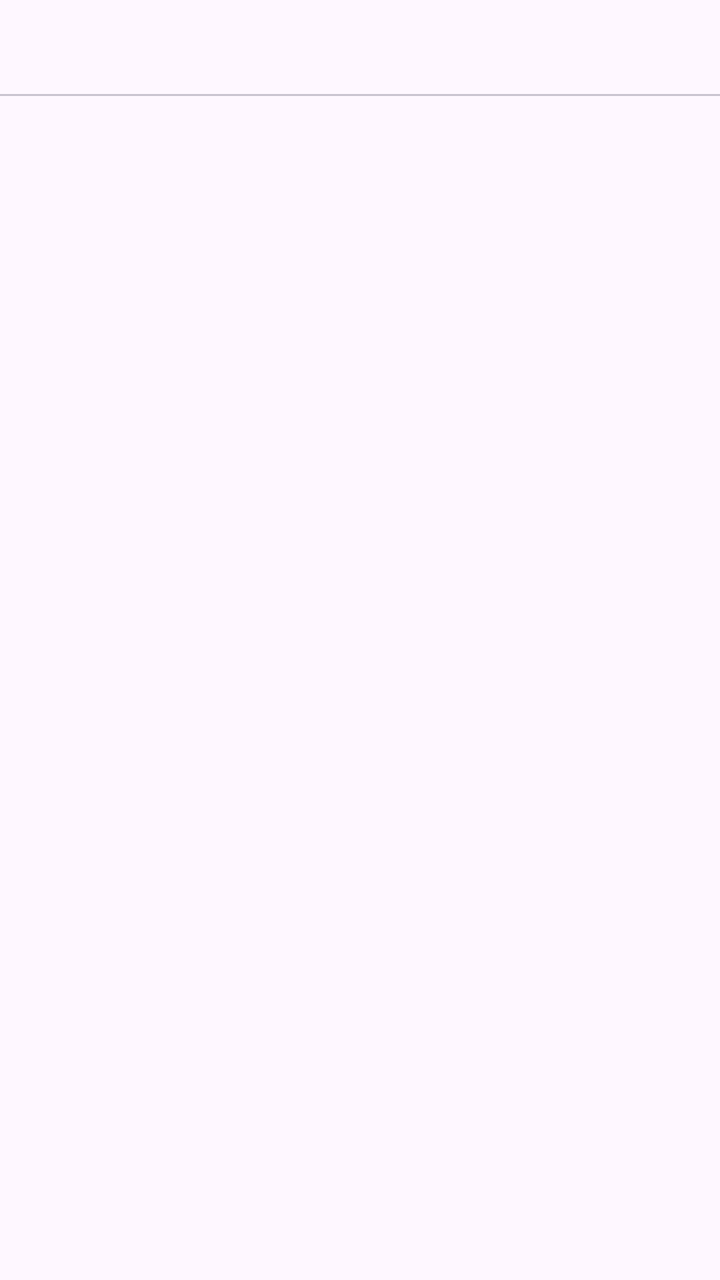
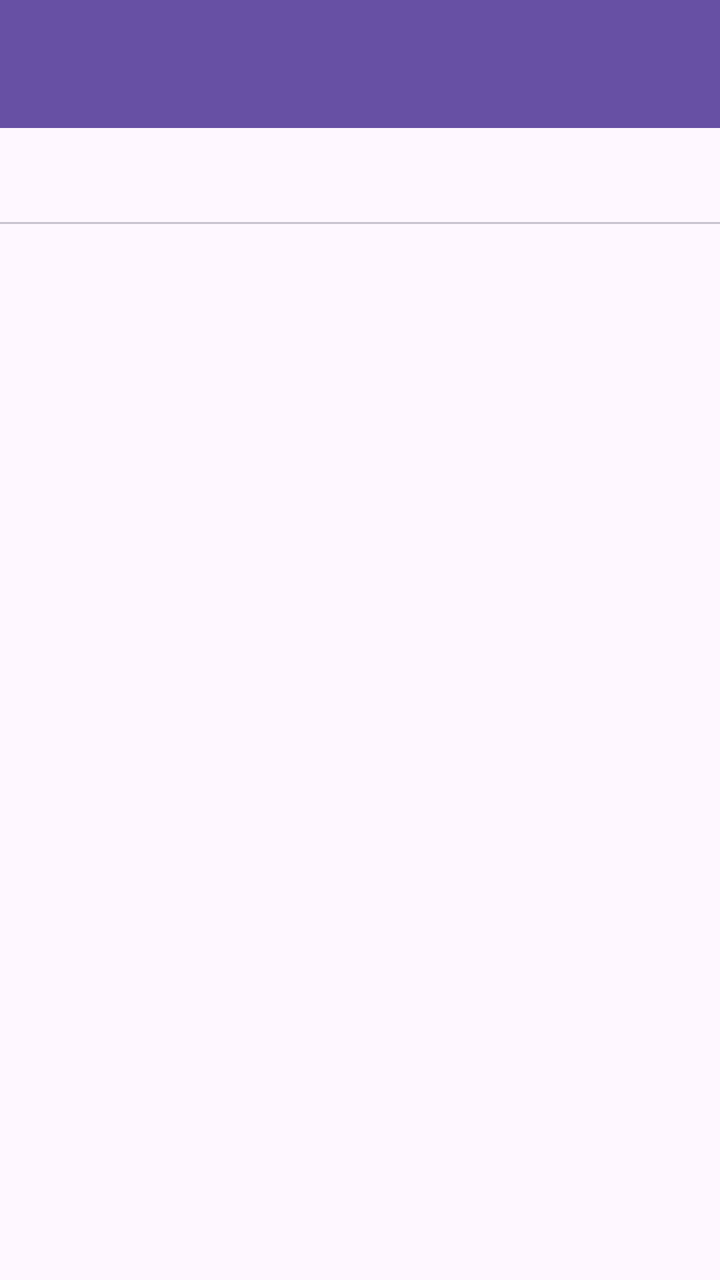

The first picture is an Android layout as it rendered before a commit; the second is the same layout after the commit. The layout source and the unified diff follow.
<!-- AndroidManifest.xml: application theme Theme.Practical1 -->
<!-- res/layout/activity_home.xml -->
<?xml version="1.0" encoding="utf-8"?>
<LinearLayout
    xmlns:android="http://schemas.android.com/apk/res/android"
    android:layout_width="match_parent"
    android:layout_height="match_parent"
    android:orientation="vertical"
    android:layout_marginTop="15dp">

    <com.google.android.material.tabs.TabLayout
        android:id="@+id/tabLayout"
        android:layout_width="match_parent"
        android:layout_height="wrap_content" />

    <androidx.viewpager2.widget.ViewPager2
        android:id="@+id/viewPager"
        android:layout_width="match_parent"
        android:layout_height="0dp"
        android:layout_weight="1" />

</LinearLayout>
<!-- resources referenced by this layout -->
<resources>
  <style name="Theme.Practical1" parent="Base.Theme.Practical1" />
  <style name="Base.Theme.Practical1" parent="Theme.Material3.DayNight.NoActionBar">
          
          
      </style>
</resources>

<!-- the commit's change to res/layout/activity_home.xml (unified diff, before → after) -->
@@ -1,20 +1,54 @@
 <?xml version="1.0" encoding="utf-8"?>
-<LinearLayout
+<androidx.drawerlayout.widget.DrawerLayout
     xmlns:android="http://schemas.android.com/apk/res/android"
+    xmlns:app="http://schemas.android.com/apk/res-auto"
+    android:id="@+id/drawerLayout"
     android:layout_width="match_parent"
-    android:layout_height="match_parent"
-    android:orientation="vertical"
-    android:layout_marginTop="15dp">
+    android:layout_height="match_parent">
 
-    <com.google.android.material.tabs.TabLayout
-        android:id="@+id/tabLayout"
+    
+
+    <LinearLayout
         android:layout_width="match_parent"
-        android:layout_height="wrap_content" />
+        android:layout_height="match_parent"
+        android:orientation="vertical">
 
-    <androidx.viewpager2.widget.ViewPager2
-        android:id="@+id/viewPager"
-        android:layout_width="match_parent"
-        android:layout_height="0dp"
-        android:layout_weight="1" />
+        
 
-</LinearLayout>
+        <androidx.appcompat.widget.Toolbar
+            android:id="@+id/toolbar"
+            android:layout_width="match_parent"
+            android:layout_height="?attr/actionBarSize"
+            android:title="Practical 1"
+            android:background="?attr/colorPrimary"
+            android:theme="@style/ThemeOverlay.AppCompat.Dark.ActionBar" />
+
+        
+
+        <com.google.android.material.tabs.TabLayout
+            android:id="@+id/tabLayout"
+            android:layout_width="match_parent"
+            android:layout_height="wrap_content" />
+
+        
+
+        <androidx.viewpager2.widget.ViewPager2
+            android:id="@+id/viewPager"
+            android:layout_width="match_parent"
+            android:layout_height="0dp"
+            android:layout_weight="1" />
+
+    </LinearLayout>
+
+    
+
+    <com.google.android.material.navigation.NavigationView
+        android:id="@+id/navigationView"
+        android:layout_width="wrap_content"
+        android:layout_height="match_parent"
+        android:layout_gravity="start"
+        app:menu="@menu/drawer_menu" />
+
+
+
+</androidx.drawerlayout.widget.DrawerLayout>
